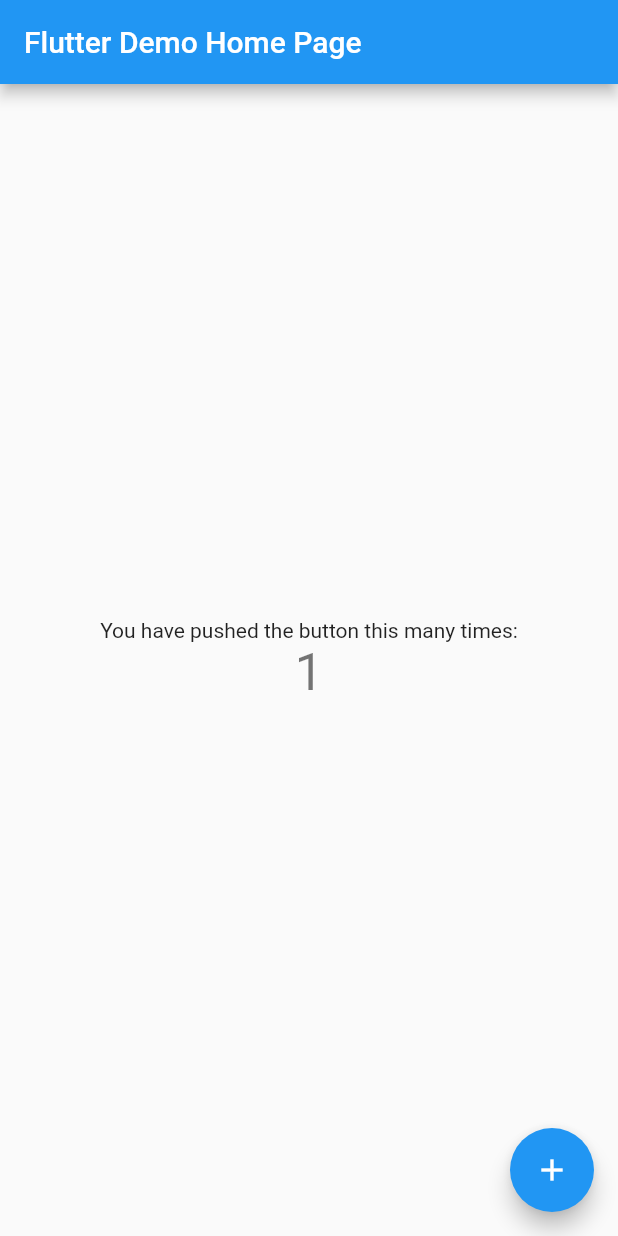
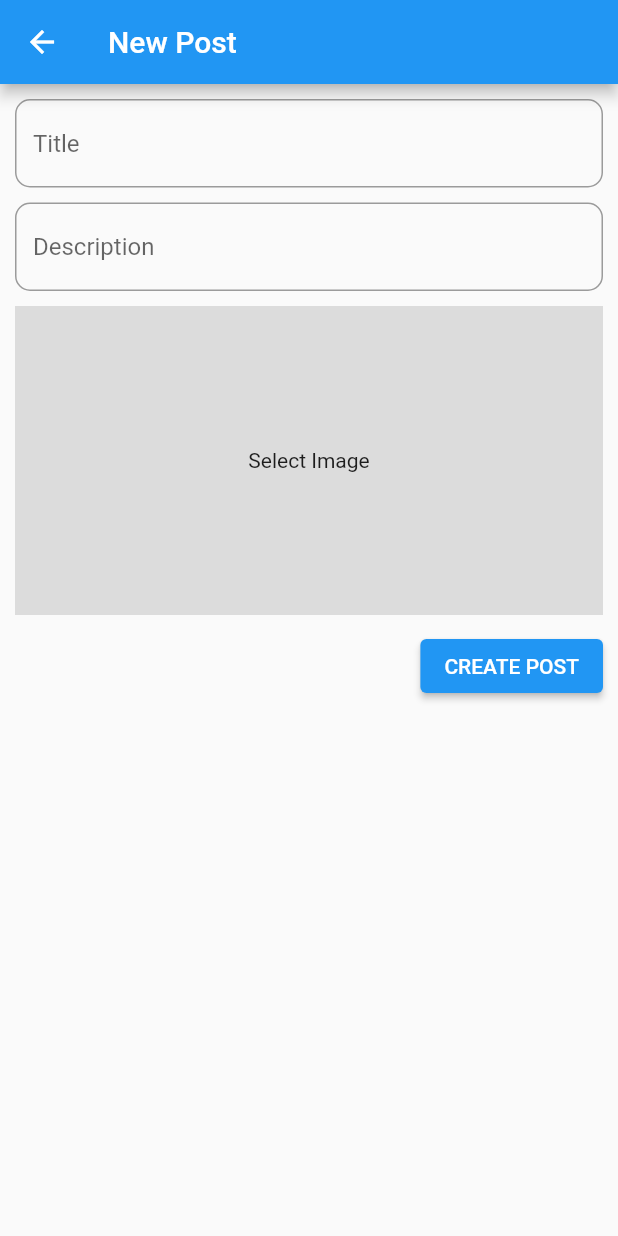
Before and after one commit to LokieVikky/maersk_test, a Flutter app: the screen it shows after launch, after a tap on the "add" icon, on a phone screen of 412 x 824 dp. Run offline on Flutter 3.47's test engine with Material 2 defaults, Android fonts, the phone set to English and light mode, and no system bars; our stand-ins replace flutter_riverpod, image_picker.

Commit message:
Completed app

```diff
--- /dev/null
+++ b/lib/application/notifier/post_list_notifier.dart
@@ -0,0 +1,44 @@
+import 'package:flutter_riverpod/flutter_riverpod.dart';
+import 'package:maersk_test/data/repository.dart';
+import 'package:maersk_test/models/post.dart';
+
+final postListController =
+    StateNotifierProvider<PostListNotifier, List<Post>>((ref) {
+  return PostListNotifier(ref);
+});
+
+class PostListNotifier extends StateNotifier<List<Post>> {
+  final Ref ref;
+
+  PostListNotifier(this.ref) : super([]);
+
+  getPosts() {
+    List<Post> posts = ref.read(repoProvider).getPosts();
+    state = posts;
+  }
+
+  addPost(Post post) {
+    state =  ref.read(repoProvider).addPost(post);
+  }
+
+  likePost(Post post) {
+    state = ref.read(repoProvider).likePost(post);
+  }
+
+  makePostFav(Post post) {
+    state = ref.read(repoProvider).makePostFav(post);
+  }
+
+  filterList(String keyword) {
+    if (keyword=='') {
+      List<Post> posts = ref.read(repoProvider).getPosts();
+      print(posts.length);
+      state = posts;
+    } else {
+      state = state.where((element) {
+        return element.title.toLowerCase().contains(keyword.toLowerCase()) ||
+            element.description.toLowerCase().contains(keyword.toLowerCase());
+      }).toList();
+    }
+  }
+}
--- /dev/null
+++ b/lib/data/repository.dart
@@ -0,0 +1,57 @@
+import 'package:flutter_riverpod/flutter_riverpod.dart';
+import 'package:maersk_test/models/post.dart';
+
+Provider<Repository> repoProvider = Provider<Repository>((ref) => Repository());
+
+class Repository {
+  // Repository._internal();
+  //
+  // factory Repository() {
+  //   return _repository;
+  // }
+  //
+  // static final Repository _repository = Repository._internal();
+
+  List<Post> _posts = [];
+
+  List<Post> getPosts() {
+    return _posts;
+  }
+
+  addPost(Post post) {
+    _posts = [..._posts, post];
+    return _posts;
+  }
+
+  int getNewPostId() {
+    if (_posts.isEmpty) {
+      return 0;
+    }
+    int lastID = _posts.last.id;
+    int newID = lastID + 1;
+    return newID;
+  }
+
+  likePost(Post post) {
+    _posts = _posts.map((e) {
+      return e.id == post.id
+          ? Post(post.id, post.title, post.description, post.imagePath, () {
+              int likeCount = post.likeCount;
+              likeCount = likeCount + 1;
+              return likeCount;
+            }(), post.isFav)
+          : post;
+    }).toList();
+    return _posts;
+  }
+
+  makePostFav(Post post) {
+    _posts = _posts.map((e) {
+      return e.id == post.id
+          ? Post(post.id, post.title, post.description, post.imagePath,
+              post.likeCount, !post.isFav)
+          : post;
+    }).toList();
+    return _posts;
+  }
+}
--- a/lib/main.dart
+++ b/lib/main.dart
@@ -1,11 +1,17 @@
 import 'package:flutter/material.dart';
+import 'package:flutter_riverpod/flutter_riverpod.dart';
+import 'package:maersk_test/screens/list_screen.dart';
 
 void main() {
-  runApp(const MyApp());
+  runApp(
+    const ProviderScope(
+      child: MaerskApp(),
+    ),
+  );
 }
 
-class MyApp extends StatelessWidget {
-  const MyApp({Key? key}) : super(key: key);
+class MaerskApp extends StatelessWidget {
+  const MaerskApp({Key? key}) : super(key: key);
 
   // This widget is the root of your application.
   @override
@@ -24,92 +30,7 @@ class MyApp extends StatelessWidget {
         // is not restarted.
         primarySwatch: Colors.blue,
       ),
-      home: const MyHomePage(title: 'Flutter Demo Home Page'),
+      home: const ListScreen(),
     );
   }
 }
-
-class MyHomePage extends StatefulWidget {
-  const MyHomePage({Key? key, required this.title}) : super(key: key);
-
-  // This widget is the home page of your application. It is stateful, meaning
-  // that it has a State object (defined below) that contains fields that affect
-  // how it looks.
-
-  // This class is the configuration for the state. It holds the values (in this
-  // case the title) provided by the parent (in this case the App widget) and
-  // used by the build method of the State. Fields in a Widget subclass are
-  // always marked "final".
-
-  final String title;
-
-  @override
-  State<MyHomePage> createState() => _MyHomePageState();
-}
-
-class _MyHomePageState extends State<MyHomePage> {
-  int _counter = 0;
-
-  void _incrementCounter() {
-    setState(() {
-      // This call to setState tells the Flutter framework that something has
-      // changed in this State, which causes it to rerun the build method below
-      // so that the display can reflect the updated values. If we changed
-      // _counter without calling setState(), then the build method would not be
-      // called again, and so nothing would appear to happen.
-      _counter++;
-    });
-  }
-
-  @override
-  Widget build(BuildContext context) {
-    // This method is rerun every time setState is called, for instance as done
-    // by the _incrementCounter method above.
-    //
-    // The Flutter framework has been optimized to make rerunning build methods
-    // fast, so that you can just rebuild anything that needs updating rather
-    // than having to individually change instances of widgets.
-    return Scaffold(
-      appBar: AppBar(
-        // Here we take the value from the MyHomePage object that was created by
-        // the App.build method, and use it to set our appbar title.
-        title: Text(widget.title),
-      ),
-      body: Center(
-        // Center is a layout widget. It takes a single child and positions it
-        // in the middle of the parent.
-        child: Column(
-          // Column is also a layout widget. It takes a list of children and
-          // arranges them vertically. By default, it sizes itself to fit its
-          // children horizontally, and tries to be as tall as its parent.
-          //
-          // Invoke "debug painting" (press "p" in the console, choose the
-          // "Toggle Debug Paint" action from the Flutter Inspector in Android
-          // Studio, or the "Toggle Debug Paint" command in Visual Studio Code)
-          // to see the wireframe for each widget.
-          //
-          // Column has various properties to control how it sizes itself and
-          // how it positions its children. Here we use mainAxisAlignment to
-          // center the children vertically; the main axis here is the vertical
-          // axis because Columns are vertical (the cross axis would be
-          // horizontal).
-          mainAxisAlignment: MainAxisAlignment.center,
-          children: <Widget>[
-            const Text(
-              'You have pushed the button this many times:',
-            ),
-            Text(
-              '$_counter',
-              style: Theme.of(context).textTheme.headline4,
-            ),
-          ],
-        ),
-      ),
-      floatingActionButton: FloatingActionButton(
-        onPressed: _incrementCounter,
-        tooltip: 'Increment',
-        child: const Icon(Icons.add),
-      ), // This trailing comma makes auto-formatting nicer for build methods.
-    );
-  }
-}
--- /dev/null
+++ b/lib/models/post.dart
@@ -0,0 +1,12 @@
+class Post{
+  int id;
+  String title;
+  String description;
+  String imagePath;
+  int likeCount;
+  bool isFav;
+
+  Post(this.id, this.title, this.description, this.imagePath, this.likeCount,
+      this.isFav);
+
+}
--- /dev/null
+++ b/lib/screens/list_screen.dart
@@ -0,0 +1,74 @@
+import 'package:flutter/material.dart';
+import 'package:flutter_riverpod/flutter_riverpod.dart';
+import 'package:maersk_test/application/notifier/post_list_notifier.dart';
+import 'package:maersk_test/data/repository.dart';
+import 'package:maersk_test/models/post.dart';
+import 'package:maersk_test/screens/new_post_screen.dart';
+import 'package:maersk_test/widgets/list_item.dart';
+
+class ListScreen extends ConsumerStatefulWidget {
+  const ListScreen({Key? key}) : super(key: key);
+
+  @override
+  _ListScreenState createState() => _ListScreenState();
+}
+
+class _ListScreenState extends ConsumerState<ListScreen> {
+  TextEditingController searchTextController = TextEditingController();
+
+  @override
+  void initState() {
+    super.initState();
+    ref.read(postListController.notifier).getPosts();
+  }
+
+  @override
+  Widget build(BuildContext context) {
+    return Consumer(
+      builder: (context, ref, child) {
+        List<Post> postList = ref.watch(postListController);
+        return Scaffold(
+          floatingActionButton: FloatingActionButton(
+            child: Icon(Icons.add),
+            onPressed: () {
+              Navigator.of(context).push(MaterialPageRoute(builder: (context) {
+                return const NewPostScreen();
+              },));
+            },
+          ),
+          appBar: AppBar(
+            title: Text('Feed'),
+          ),
+          body: Column(
+            children: [
+              Padding(
+                padding: EdgeInsets.all(10),
+                child: TextField(
+                  onChanged: (value) {
+
+                    ref.read(postListController.notifier).filterList(value);
+                  },
+                  controller: searchTextController,
+                  decoration: InputDecoration(
+                    border: OutlineInputBorder(
+                      borderRadius: BorderRadius.circular(10),
+                    ),
+                    hintText: 'Search',
+                  ),
+                ),
+              ),
+              Expanded(
+                child: ListView.builder(
+                  itemBuilder: (context, index) {
+                    return ListItem(post:postList[index]);
+                  },
+                  itemCount: postList.length,
+                ),
+              ),
+            ],
+          ),
+        );
+      },
+    );
+  }
+}
--- /dev/null
+++ b/lib/screens/new_post_screen.dart
@@ -0,0 +1,113 @@
+import 'dart:io';
+
+import 'package:flutter/material.dart';
+import 'package:flutter_riverpod/flutter_riverpod.dart';
+import 'package:image_picker/image_picker.dart';
+import 'package:maersk_test/application/notifier/post_list_notifier.dart';
+import 'package:maersk_test/data/repository.dart';
+import 'package:maersk_test/models/post.dart';
+
+class NewPostScreen extends StatefulWidget {
+  const NewPostScreen({Key? key}) : super(key: key);
+
+  @override
+  _NewPostScreenState createState() => _NewPostScreenState();
+}
+
+class _NewPostScreenState extends State<NewPostScreen> {
+  TextEditingController titelTextController = TextEditingController();
+  TextEditingController descriptionTextController = TextEditingController();
+  File? imagePath;
+  late MediaQueryData screenDimens;
+
+  @override
+  Widget build(BuildContext context) {
+    screenDimens = MediaQuery.of(context);
+    return Scaffold(
+      appBar: AppBar(
+        title: Text('New Post'),
+      ),
+      body: SingleChildScrollView(
+        child: Column(
+          crossAxisAlignment: CrossAxisAlignment.end,
+          children: [
+            Padding(
+              padding: EdgeInsets.only(left: 10, right: 10, top: 10),
+              child: TextField(
+                controller: titelTextController,
+                decoration: getInputDecoration('Title'),
+              ),
+            ),
+            Padding(
+              padding: EdgeInsets.only(left: 10, right: 10, top: 10),
+              child: TextField(
+                controller: descriptionTextController,
+                decoration: getInputDecoration('Description'),
+              ),
+            ),
+            Padding(
+              padding: EdgeInsets.only(left: 10, right: 10, top: 10),
+              child: () {
+                return GestureDetector(
+                  onTap: () async {
+                    XFile? image = await ImagePicker()
+                        .pickImage(source: ImageSource.gallery);
+                    setState(() {
+                      imagePath = File(image!.path);
+                    });
+                  },
+                  child: Container(
+                    color: Colors.black12,
+                    height: screenDimens.size.height / 4,
+                    width: double.infinity,
+                    child: () {
+                      if (imagePath == null) {
+                        return const Center(child: Text('Select Image'));
+                      } else {
+                        return Image(
+                          fit: BoxFit.fitWidth,
+                          image: FileImage(imagePath!),
+                        );
+                      }
+                    }(),
+                  ),
+                );
+              }(),
+            ),
+            Padding(
+              padding: EdgeInsets.only(right: 10, top: 10),
+              child: Consumer(
+                builder: (BuildContext context, WidgetRef ref, Widget? child) {
+                  return ElevatedButton(
+                    onPressed: () {
+                      Post newPost = Post(
+                        ref.read(repoProvider).getNewPostId(),
+                        titelTextController.text.toString(),
+                        descriptionTextController.text.toString(),
+                        imagePath!.path,
+                        0,
+                        false,
+                      );
+                      ref.read(postListController.notifier).addPost(newPost);
+                      Navigator.of(context).pop();
+                    },
+                    child: Text('CREATE POST'),
+                  );
+                },
+              ),
+            ),
+          ],
+        ),
+      ),
+    );
+  }
+
+  getInputDecoration(String hint) {
+    return InputDecoration(
+      border: OutlineInputBorder(
+        borderRadius: BorderRadius.circular(10),
+      ),
+      hintText: hint,
+    );
+  }
+}
--- a/pubspec.yaml
+++ b/pubspec.yaml
@@ -34,6 +34,8 @@ dependencies:
   # The following adds the Cupertino Icons font to your application.
   # Use with the CupertinoIcons class for iOS style icons.
   cupertino_icons: ^1.0.2
+  flutter_riverpod: ^1.0.3
+  image_picker: ^0.8.4+4
 
 dev_dependencies:
   flutter_test:
```
Also changed, not shown: lib/widgets/list_item.dart (added, +73 -0 lines), pubspec.lock, 5 other files.
